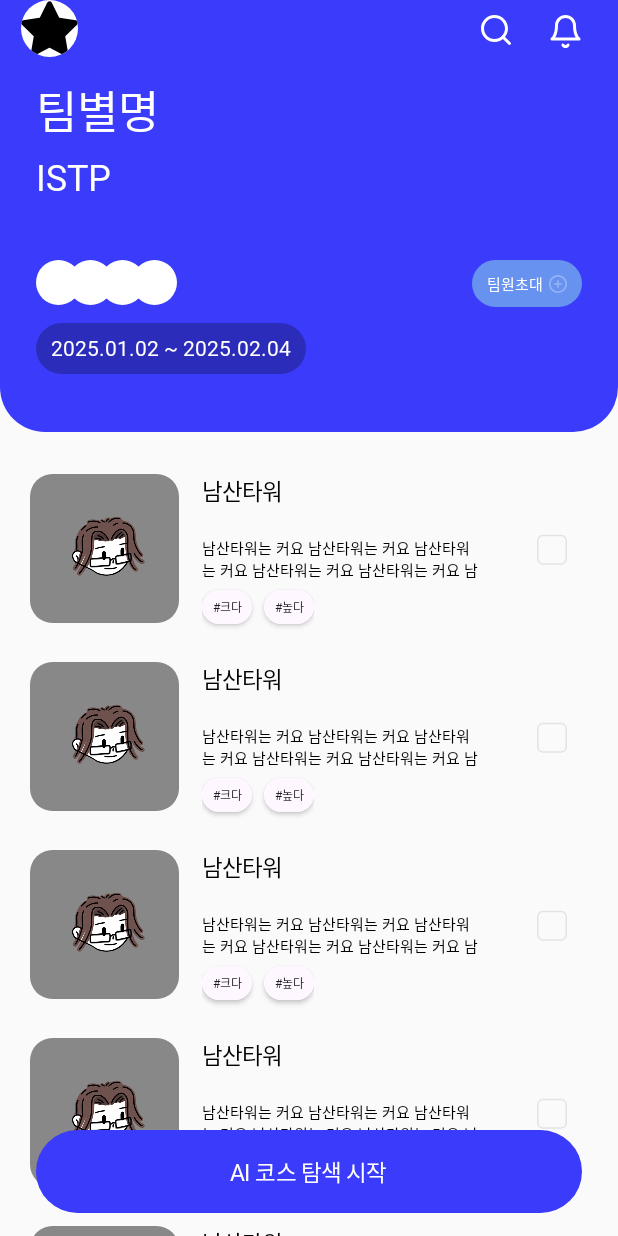
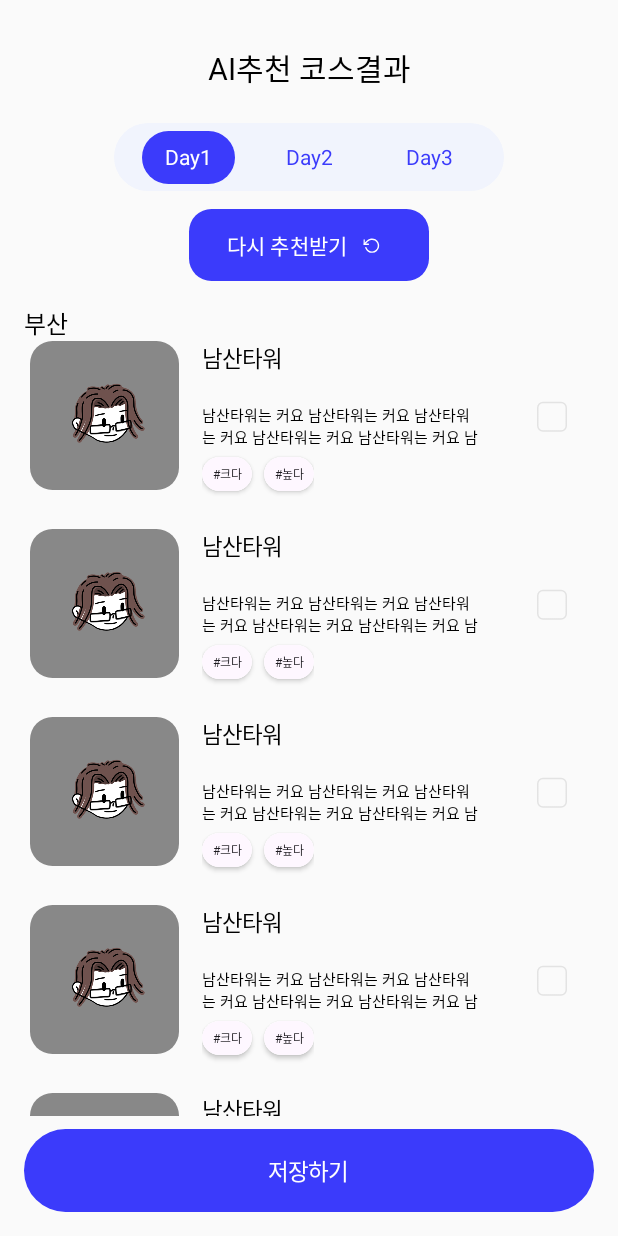
Before and after one commit to Team-Tlog/Tlog-app, an Android app built with Jetpack Compose: the screen it shows after launch (MainActivity), on a phone screen of 412 x 824 dp. Run offline under Robolectric (Android 15) with nearby library versions, the phone set to English and light mode, and no system bars; Roboto replaces fonts that are not available here.

Commit message:
feat: Day1,2,3 ToggleBar 구현

```diff
--- a/Tlog/app/src/main/java/com/tlog/MainActivity.kt
+++ b/Tlog/app/src/main/java/com/tlog/MainActivity.kt
@@ -11,6 +11,7 @@ import androidx.compose.material3.Text
 import androidx.compose.runtime.Composable
 import androidx.compose.ui.Modifier
 import androidx.compose.ui.tooling.preview.Preview
+import com.tlog.ui.screen.AIRecommendCourseResultScreen
 import com.tlog.ui.screen.ChooseMyTypeDestinationScreen
 import com.tlog.ui.screen.AddTravelDestinationScreen
 import com.tlog.ui.screen.AiCourseSelectCartScreen
@@ -47,7 +48,8 @@ class MainActivity : ComponentActivity() {
             //TeamNameCreateScreen()
             //AiCourseSelectCartScreen()
             //MyTeamListScreen()
-            TeamDetailScreen()
+            //TeamDetailScreen()
+            AIRecommendCourseResultScreen()
         }
     }
 }
--- /dev/null
+++ b/Tlog/app/src/main/java/com/tlog/ui/component/DayToggleBar.kt
@@ -0,0 +1,55 @@
+package com.tlog.ui.component
+
+import androidx.compose.foundation.background
+import androidx.compose.foundation.clickable
+import androidx.compose.foundation.layout.*
+import androidx.compose.foundation.shape.CircleShape
+import androidx.compose.material3.Text
+import androidx.compose.runtime.Composable
+import androidx.compose.ui.Alignment
+import androidx.compose.ui.Modifier
+import androidx.compose.ui.draw.clip
+import androidx.compose.ui.graphics.Color
+import androidx.compose.ui.unit.dp
+import androidx.compose.ui.unit.sp
+import com.tlog.ui.theme.MainColor
+
+@Composable
+fun DayToggleBar(
+    selectedDay: Int,
+    onDaySelected: (Int) -> Unit
+) {
+    Box(
+        modifier = Modifier
+            .width(260.dp)
+            .height(45.dp)
+            .clip(CircleShape)
+            .background(Color(0xFFF1F4FD)), // 배경 원
+        contentAlignment = Alignment.Center
+    ) {
+        Row(
+            modifier = Modifier.fillMaxSize(),
+            horizontalArrangement = Arrangement.SpaceEvenly,
+            verticalAlignment = Alignment.CenterVertically
+        ) {
+            (1..3).forEach { day ->
+                val isSelected = selectedDay == day
+                Box(
+                    modifier = Modifier
+                        .width(62.dp)
+                        .height(35.dp)
+                        .clip(CircleShape)
+                        .background(if (isSelected) MainColor else Color.Transparent)
+                        .clickable { onDaySelected(day) },
+                    contentAlignment = Alignment.Center
+                ) {
+                    Text(
+                        text = "Day$day",
+                        fontSize = 14.sp,
+                        color = if (isSelected) Color.White else MainColor
+                    )
+                }
+            }
+        }
+    }
+}
--- /dev/null
+++ b/Tlog/app/src/main/java/com/tlog/ui/component/RetryButton.kt
@@ -0,0 +1,56 @@
+package com.tlog.ui.component
+
+import androidx.compose.foundation.layout.*
+import androidx.compose.foundation.shape.RoundedCornerShape
+import androidx.compose.material3.*
+import androidx.compose.runtime.Composable
+import androidx.compose.ui.Alignment
+import androidx.compose.ui.Modifier
+import androidx.compose.ui.graphics.Color
+import androidx.compose.ui.res.painterResource
+import androidx.compose.ui.unit.dp
+import androidx.compose.ui.unit.sp
+import com.tlog.R
+import com.tlog.ui.theme.MainColor
+
+@Composable
+fun RetryButton(
+    text: String = "다시 추천받기",
+    onClick: () -> Unit,
+    modifier: Modifier = Modifier
+) {
+    Button(
+        onClick = onClick,
+        modifier = modifier
+            .width(160.dp)
+            .height(48.dp),
+        shape = RoundedCornerShape(15.dp),
+        colors = ButtonDefaults.buttonColors(
+            containerColor = MainColor,
+            contentColor = Color.White
+        ),
+        contentPadding = PaddingValues(0.dp)
+    ) {
+        Row(
+            modifier = Modifier.fillMaxSize(),
+            verticalAlignment = Alignment.CenterVertically
+        ) {
+            Spacer(modifier = Modifier.width(25.5.dp))
+
+            Text(
+                text = text,
+                fontSize = 14.sp
+            )
+
+            Spacer(modifier = Modifier.width(10.dp))
+
+            Icon(
+                painter = painterResource(id = R.drawable.ic_refresh),
+                contentDescription = "다시 추천",
+                modifier = Modifier
+                    .size(24.dp)
+                    .padding(end = 12.dp)
+            )
+        }
+    }
+}
--- /dev/null
+++ b/Tlog/app/src/main/java/com/tlog/ui/screen/AIRecommendCourseResultScreen.kt
@@ -0,0 +1,80 @@
+package com.tlog.ui.screen
+
+import androidx.compose.foundation.layout.*
+import androidx.compose.material3.*
+import androidx.compose.runtime.*
+import androidx.compose.ui.Alignment
+import androidx.compose.ui.Modifier
+import androidx.compose.ui.tooling.preview.Preview
+import androidx.compose.ui.unit.dp
+import androidx.lifecycle.viewmodel.compose.viewModel
+import com.tlog.ui.component.DayToggleBar
+import com.tlog.ui.component.MainButton
+import com.tlog.ui.component.RetryButton
+import com.tlog.ui.component.TopBar
+import com.tlog.ui.component.TravelList
+import com.tlog.viewmodel.CartViewModel
+
+@Preview(showBackground = true)
+@Composable
+fun AIRecommendCourseResultScreen(
+    viewModel: CartViewModel = viewModel()
+) {
+    val travelList by viewModel.travelList
+    var selectedDay by remember { mutableStateOf(1) }
+
+    Box(modifier = Modifier.fillMaxSize()) {
+        Column(
+            modifier = Modifier
+                .fillMaxSize()
+                .padding(bottom = 80.dp)
+        ) {
+            Spacer(modifier = Modifier.height(24.dp))
+
+            TopBar(text = "AI추천 코스결과")
+
+            Spacer(modifier = Modifier.height(16.dp))
+
+            Box(modifier = Modifier.fillMaxWidth(),
+                contentAlignment = Alignment.Center)
+            {
+                DayToggleBar(
+                    selectedDay = selectedDay,
+                    onDaySelected = { selectedDay = it }
+                )
+            }
+
+            Spacer(modifier = Modifier.height(12.dp))
+
+            RetryButton(
+                onClick = { /* 다시 추천받기 로직 */ },
+                modifier = Modifier.align(Alignment.CenterHorizontally)
+            )
+
+            Spacer(modifier = Modifier.height(16.dp))
+
+            Text(
+                text = "부산",
+                style = MaterialTheme.typography.titleMedium,
+                modifier = Modifier.padding(horizontal = 16.dp)
+            )
+
+            TravelList(
+                travelList = travelList,
+                setCheckBox = { index, checked ->
+                    viewModel.updateChecked(index, checked)
+                }
+            )
+        }
+
+        MainButton(
+            text = "저장하기",
+            onClick = {
+
+            },
+            modifier = Modifier
+                .align(Alignment.BottomCenter)
+                .padding(16.dp)
+        )
+    }
+}
--- /dev/null
+++ b/Tlog/app/src/main/res/drawable/ic_refresh.xml
@@ -0,0 +1,24 @@
+<vector xmlns:android="http://schemas.android.com/apk/res/android"
+    android:width="25dp"
+    android:height="24dp"
+    android:viewportWidth="25"
+    android:viewportHeight="24">
+  <group>
+    <clip-path
+        android:pathData="M0.5,0h24v24h-24z"/>
+    <path
+        android:pathData="M1.5,4V10H7.5"
+        android:strokeLineJoin="round"
+        android:strokeWidth="2"
+        android:fillColor="#00000000"
+        android:strokeColor="#ffffff"
+        android:strokeLineCap="round"/>
+    <path
+        android:pathData="M4.01,15C4.658,16.84 5.887,18.42 7.512,19.501C9.136,20.583 11.068,21.107 13.016,20.994C14.964,20.882 16.823,20.14 18.312,18.88C19.802,17.619 20.841,15.909 21.274,14.006C21.707,12.104 21.51,10.112 20.713,8.331C19.915,6.55 18.56,5.077 16.853,4.133C15.145,3.189 13.177,2.825 11.245,3.097C9.312,3.369 7.521,4.261 6.14,5.64L1.5,10"
+        android:strokeLineJoin="round"
+        android:strokeWidth="2"
+        android:fillColor="#00000000"
+        android:strokeColor="#ffffff"
+        android:strokeLineCap="round"/>
+  </group>
+</vector>
```
